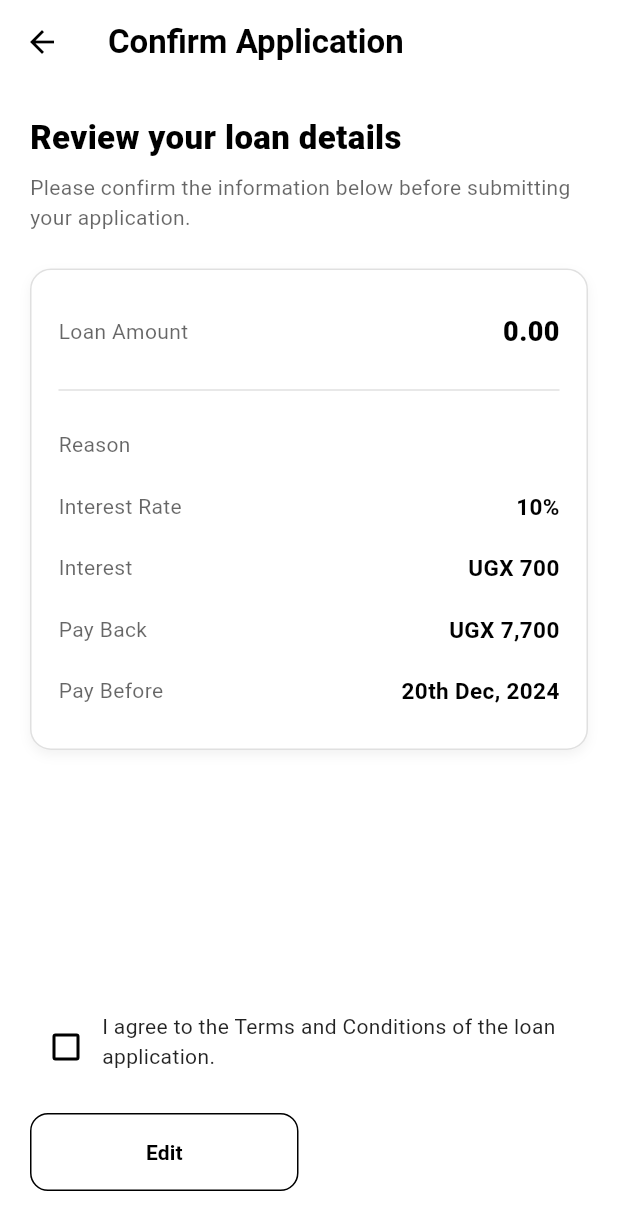
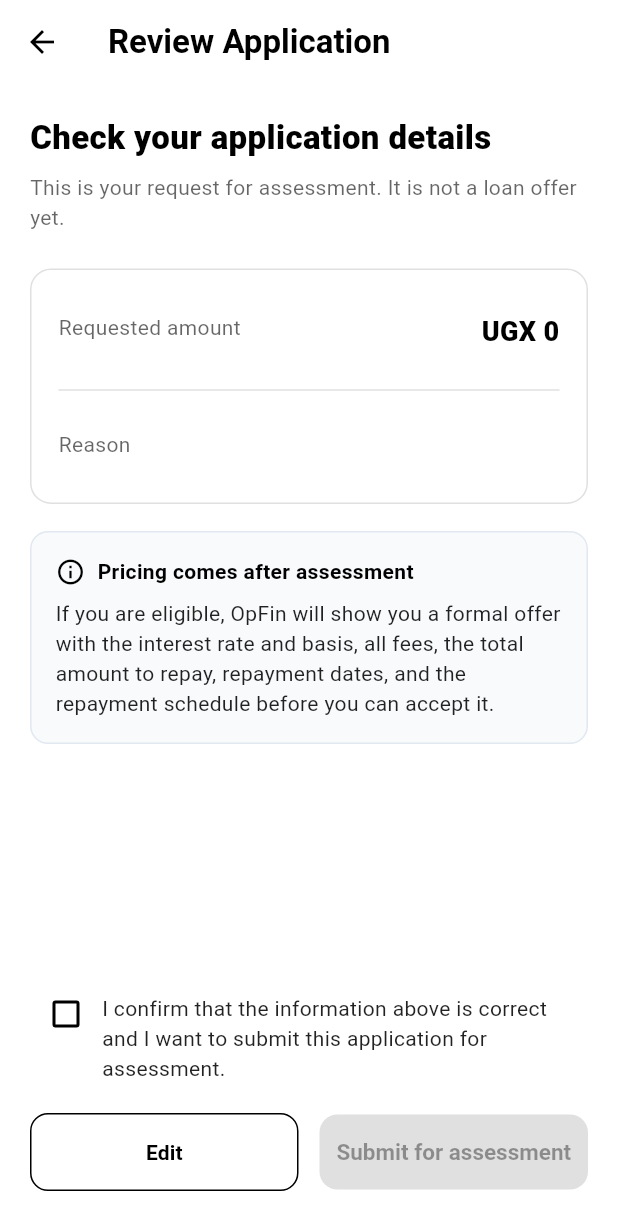
Before and after one commit to lynelk/OpFin, a Flutter app: the LoanConfirmationScreen screen opened directly with empty values, on a phone screen of 412 x 824 dp. Shown: the top 1230 px of the screen. Run offline on Flutter 3.47's test engine with Material 3 defaults, Android fonts, the light colour scheme and no system bars; our stand-ins replace flutter_secure_storage, lottie, shared_preferences; accounts and stored records are empty.

Commit message:
Remove fabricated pricing from Flutter application review

```diff
--- a/opfin-frontend/lib/loan_confirmation_screen.dart
+++ b/opfin-frontend/lib/loan_confirmation_screen.dart
@@ -16,7 +16,7 @@ class LoanConfirmationScreen extends StatefulWidget {
 }
 
 class _LoanConfirmationScreenState extends State<LoanConfirmationScreen> {
-  bool _termsAccepted = false;
+  bool _detailsConfirmed = false;
 
   @override
   Widget build(BuildContext context) {
@@ -27,7 +27,7 @@ class _LoanConfirmationScreenState extends State<LoanConfirmationScreen> {
         elevation: 0,
         iconTheme: const IconThemeData(color: Colors.black),
         title: const Text(
-          'Confirm Application',
+          'Review Application',
           style: TextStyle(
             color: Colors.black,
             fontWeight: FontWeight.bold,
@@ -36,13 +36,14 @@ class _LoanConfirmationScreenState extends State<LoanConfirmationScreen> {
         ),
         foregroundColor: Colors.black,
       ),
-      body: Padding(
+      body: SafeArea(
+        child: Padding(
           padding: const EdgeInsets.all(20),
           child: Column(
             crossAxisAlignment: CrossAxisAlignment.start,
             children: [
               const Text(
-              'Review your loan details',
+                'Check your application details',
                 style: TextStyle(
                   fontSize: 22,
                   fontWeight: FontWeight.w800,
@@ -51,7 +52,7 @@ class _LoanConfirmationScreenState extends State<LoanConfirmationScreen> {
               ),
               const SizedBox(height: 8),
               Text(
-              'Please confirm the information below before submitting your application.',
+                'This is your request for assessment. It is not a loan offer yet.',
                 style: TextStyle(
                   fontSize: 14,
                   color: Colors.black.withValues(alpha: 0.6),
@@ -64,27 +65,47 @@ class _LoanConfirmationScreenState extends State<LoanConfirmationScreen> {
                   color: Colors.white,
                   borderRadius: BorderRadius.circular(14),
                   border: Border.all(color: Colors.black12),
-                boxShadow: [
-                  BoxShadow(
-                    color: Colors.black.withValues(alpha: 0.05),
-                    blurRadius: 6,
-                    offset: const Offset(0, 3),
-                  ),
-                ],
                 ),
                 child: Column(
                   children: [
                     _infoRow(
-                    'Loan Amount',
-                    widget.application.amount.toStringAsFixed(2),
+                      'Requested amount',
+                      'UGX ${widget.application.amount.toStringAsFixed(0)}',
                       isEmphasis: true,
                     ),
                     _divider(),
                     _infoRow('Reason', widget.application.reason),
-                  _infoRow('Interest Rate', '10%'),
-                  _infoRow('Interest', 'UGX 700'),
-                  _infoRow('Pay Back', 'UGX 7,700'),
-                  _infoRow('Pay Before', '20th Dec, 2024'),
+                  ],
+                ),
+              ),
+              const SizedBox(height: 18),
+              Container(
+                padding: const EdgeInsets.all(16),
+                decoration: BoxDecoration(
+                  color: const Color(0xFFF8FAFC),
+                  borderRadius: BorderRadius.circular(12),
+                  border: Border.all(color: const Color(0xFFE2E8F0)),
+                ),
+                child: const Column(
+                  crossAxisAlignment: CrossAxisAlignment.start,
+                  children: [
+                    Row(
+                      children: [
+                        Icon(Icons.info_outline, size: 20),
+                        SizedBox(width: 8),
+                        Expanded(
+                          child: Text(
+                            'Pricing comes after assessment',
+                            style: TextStyle(fontWeight: FontWeight.w700),
+                          ),
+                        ),
+                      ],
+                    ),
+                    SizedBox(height: 8),
+                    Text(
+                      'If you are eligible, OpFin will show you a formal offer with the interest rate and basis, all fees, the total amount to repay, repayment dates, and the repayment schedule before you can accept it.',
+                      style: TextStyle(height: 1.45, color: Colors.black87),
+                    ),
                   ],
                 ),
               ),
@@ -93,19 +114,22 @@ class _LoanConfirmationScreenState extends State<LoanConfirmationScreen> {
                 crossAxisAlignment: CrossAxisAlignment.start,
                 children: [
                   Checkbox(
-                  value: _termsAccepted,
+                    value: _detailsConfirmed,
                     activeColor: Colors.black,
                     onChanged: (value) {
-                    setState(() => _termsAccepted = value ?? false);
+                      setState(() => _detailsConfirmed = value ?? false);
                     },
                   ),
                   const Expanded(
+                    child: Padding(
+                      padding: EdgeInsets.only(top: 10),
                       child: Text(
-                    'I agree to the Terms and Conditions of the loan application.',
+                        'I confirm that the information above is correct and I want to submit this application for assessment.',
                         style: TextStyle(
                           color: Colors.black87,
                           fontSize: 14,
                           height: 1.4,
+                        ),
                       ),
                     ),
                   ),
@@ -135,27 +159,29 @@ class _LoanConfirmationScreenState extends State<LoanConfirmationScreen> {
                   ),
                   const SizedBox(width: 14),
                   Expanded(
-                  child: Visibility(
-                    visible: _termsAccepted,
                     child: ElevatedButton(
-                      onPressed: () {
+                      onPressed: _detailsConfirmed
+                          ? () {
                               Navigator.pop(context);
                               widget.onConfirm();
-                      },
+                            }
+                          : null,
                       style: ElevatedButton.styleFrom(
                         backgroundColor: Colors.black,
+                        foregroundColor: Colors.white,
+                        disabledBackgroundColor: Colors.black12,
+                        disabledForegroundColor: Colors.black38,
                         padding: const EdgeInsets.symmetric(vertical: 16),
                         shape: RoundedRectangleBorder(
                           borderRadius: BorderRadius.circular(12),
                         ),
                       ),
                       child: const Text(
-                        'Confirm & Submit',
+                        'Submit for assessment',
+                        textAlign: TextAlign.center,
                         style: TextStyle(
-                          color: Colors.white,
                           fontWeight: FontWeight.bold,
                           fontSize: 15,
-                        ),
                         ),
                       ),
                     ),
@@ -166,6 +192,7 @@ class _LoanConfirmationScreenState extends State<LoanConfirmationScreen> {
             ],
           ),
         ),
+      ),
     );
   }
 
@@ -173,21 +200,28 @@ class _LoanConfirmationScreenState extends State<LoanConfirmationScreen> {
     return Padding(
       padding: const EdgeInsets.symmetric(vertical: 10),
       child: Row(
+        crossAxisAlignment: CrossAxisAlignment.start,
         mainAxisAlignment: MainAxisAlignment.spaceBetween,
         children: [
-          Text(
+          Expanded(
+            child: Text(
               label,
               style: TextStyle(
                 fontSize: 14,
                 color: Colors.black.withValues(alpha: 0.6),
               ),
             ),
-          Text(
+          ),
+          const SizedBox(width: 16),
+          Flexible(
+            child: Text(
               value,
+              textAlign: TextAlign.right,
               style: TextStyle(
                 fontSize: isEmphasis ? 18 : 15,
                 fontWeight: isEmphasis ? FontWeight.w800 : FontWeight.w600,
                 color: Colors.black,
+              ),
             ),
           ),
         ],
```
Lines whose indentation alone changed are shown as unchanged.
